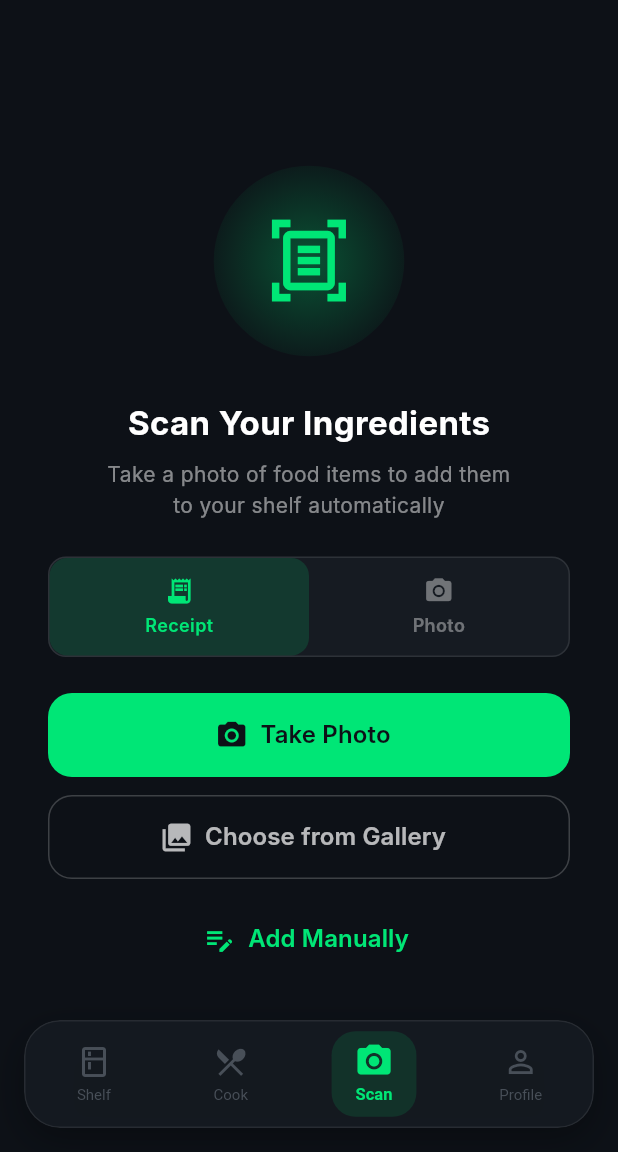
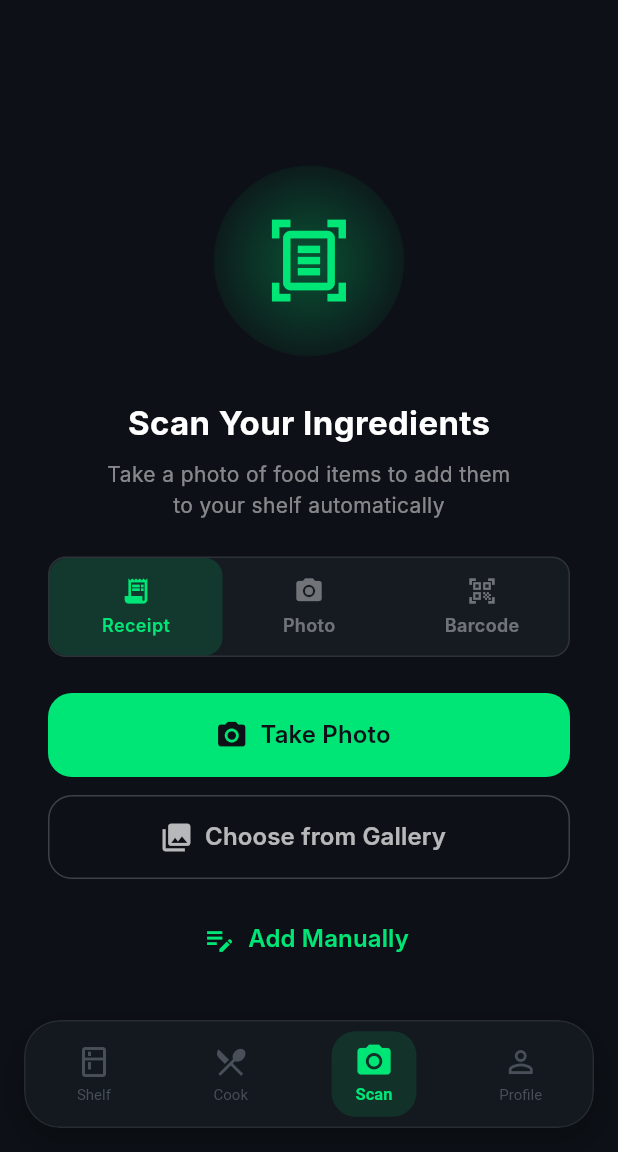
Before and after one commit to shukurillo0526/iFridge, a Flutter app: the screen it shows once a user with an empty profile is signed in, item 3 of the bottom bar chosen, on a phone screen of 412 x 824 dp, the part 84-1236 px from its top. Run offline on Flutter 3.47's test engine with Material 3 defaults, Android fonts, the light colour scheme and no system bars; our stand-ins replace image_picker, supabase_flutter, wakelock_plus; accounts and stored records are empty; network calls fail; Roboto replaces fonts that are missing (Inter).

Commit message:
feat(phase15): add category images, barcode scanning mode, and lookupBarcode API

```diff
--- a/frontend/lib/features/scan/presentation/screens/scan_screen.dart
+++ b/frontend/lib/features/scan/presentation/screens/scan_screen.dart
@@ -27,7 +27,8 @@ class _ScanScreenState extends State<ScanScreen>
   final ApiService _api = ApiService();
 
   bool _scanning = false;
-  bool _isReceiptMode = true;
+  // 0 = Receipt, 1 = Photo, 2 = Barcode
+  int _scanMode = 0;
   Map<String, dynamic>? _results;
   String? _error;
   late AnimationController _pulseController;
@@ -209,69 +210,26 @@ class _ScanScreenState extends State<ScanScreen>
               ),
               child: Row(
                 children: [
-                  Expanded(
-                    child: GestureDetector(
-                      onTap: () => setState(() => _isReceiptMode = true),
-                      child: Container(
-                        padding: const EdgeInsets.symmetric(vertical: 12),
-                        decoration: BoxDecoration(
-                          color: _isReceiptMode
-                              ? AppTheme.accent.withValues(alpha: 0.15)
-                              : Colors.transparent,
-                          borderRadius: BorderRadius.circular(12),
+                  _ModeTab(
+                    icon: Icons.receipt_long,
+                    label: 'Receipt',
+                    isActive: _scanMode == 0,
+                    activeColor: AppTheme.accent,
+                    onTap: () => setState(() => _scanMode = 0),
                   ),
-                        child: Column(
-                          mainAxisSize: MainAxisSize.min,
-                          children: [
-                            Icon(Icons.receipt_long,
-                                color: _isReceiptMode
-                                    ? AppTheme.accent
-                                    : Colors.white38,
-                                size: 20),
-                            const SizedBox(height: 4),
-                            Text('Receipt',
-                                style: TextStyle(
-                                    color: _isReceiptMode
-                                        ? AppTheme.accent
-                                        : Colors.white38,
-                                    fontSize: 12,
-                                    fontWeight: FontWeight.w600)),
-                          ],
+                  _ModeTab(
+                    icon: Icons.photo_camera,
+                    label: 'Photo',
+                    isActive: _scanMode == 1,
+                    activeColor: IFridgeTheme.primary,
+                    onTap: () => setState(() => _scanMode = 1),
                   ),
-                      ),
-                    ),
-                  ),
-                  Expanded(
-                    child: GestureDetector(
-                      onTap: () => setState(() => _isReceiptMode = false),
-                      child: Container(
-                        padding: const EdgeInsets.symmetric(vertical: 12),
-                        decoration: BoxDecoration(
-                          color: !_isReceiptMode
-                              ? IFridgeTheme.primary.withValues(alpha: 0.15)
-                              : Colors.transparent,
-                          borderRadius: BorderRadius.circular(12),
-                        ),
-                        child: Column(
-                          mainAxisSize: MainAxisSize.min,
-                          children: [
-                            Icon(Icons.photo_camera,
-                                color: !_isReceiptMode
-                                    ? IFridgeTheme.primary
-                                    : Colors.white38,
-                                size: 20),
-                            const SizedBox(height: 4),
-                            Text('Photo',
-                                style: TextStyle(
-                                    color: !_isReceiptMode
-                                        ? IFridgeTheme.primary
-                                        : Colors.white38,
-                                    fontSize: 12,
-                                    fontWeight: FontWeight.w600)),
-                          ],
-                        ),
-                      ),
-                    ),
+                  _ModeTab(
+                    icon: Icons.qr_code_scanner,
+                    label: 'Barcode',
+                    isActive: _scanMode == 2,
+                    activeColor: IFridgeTheme.secondary,
+                    onTap: () => setState(() => _scanMode = 2),
                   ),
                 ],
               ),
@@ -280,11 +238,12 @@ class _ScanScreenState extends State<ScanScreen>
             const SizedBox(height: 24),
 
             // Camera button
+            if (_scanMode != 2) ...[
               SizedBox(
                 width: double.infinity,
                 height: 56,
                 child: FilledButton.icon(
-                onPressed: () => _isReceiptMode
+                  onPressed: () => _scanMode == 0
                       ? _captureImage(ImageSource.camera)
                       : _capturePhoto(ImageSource.camera),
                   icon: const Icon(Icons.camera_alt, size: 22),
@@ -300,15 +259,39 @@ class _ScanScreenState extends State<ScanScreen>
                   ),
                 ),
               ),
+            ],
+
+            // Barcode scan button
+            if (_scanMode == 2) ...[
+              SizedBox(
+                width: double.infinity,
+                height: 56,
+                child: FilledButton.icon(
+                  onPressed: _openBarcodeScanner,
+                  icon: const Icon(Icons.qr_code_scanner, size: 22),
+                  label: const Text(
+                    'Scan Barcode',
+                    style: TextStyle(fontSize: 16, fontWeight: FontWeight.w600),
+                  ),
+                  style: FilledButton.styleFrom(
+                    backgroundColor: IFridgeTheme.secondary,
+                    shape: RoundedRectangleBorder(
+                      borderRadius: BorderRadius.circular(16),
+                    ),
+                  ),
+                ),
+              ),
+            ],
 
             const SizedBox(height: 12),
 
             // Gallery button
+            if (_scanMode != 2) ...[
               SizedBox(
                 width: double.infinity,
                 height: 56,
                 child: OutlinedButton.icon(
-                onPressed: () => _isReceiptMode
+                  onPressed: () => _scanMode == 0
                       ? _captureImage(ImageSource.gallery)
                       : _capturePhoto(ImageSource.gallery),
                   icon: Icon(Icons.photo_library,
@@ -329,6 +312,7 @@ class _ScanScreenState extends State<ScanScreen>
                   ),
                 ),
               ),
+            ],
 
             const SizedBox(height: 12),
 
@@ -692,18 +676,23 @@ class _ScanScreenState extends State<ScanScreen>
 
   // ── Manual Entry Form ────────────────────────────────────────────
 
-  void _showManualEntryForm() {
+  void _showManualEntryForm({String? prefillName, String? prefillCategory}) {
     showModalBottomSheet(
       context: context,
       isScrollControlled: true,
       backgroundColor: Colors.transparent,
-      builder: (context) => const _ManualEntryBottomSheet(),
+      builder: (context) => _ManualEntryBottomSheet(
+        prefillName: prefillName,
+        prefillCategory: prefillCategory,
+      ),
     );
   }
 }
 
 class _ManualEntryBottomSheet extends StatefulWidget {
-  const _ManualEntryBottomSheet();
+  final String? prefillName;
+  final String? prefillCategory;
+  const _ManualEntryBottomSheet({this.prefillName, this.prefillCategory});
 
   @override
   State<_ManualEntryBottomSheet> createState() => _ManualEntryBottomSheetState();
@@ -738,6 +727,12 @@ class _ManualEntryBottomSheetState extends State<_ManualEntryBottomSheet> {
   @override
   void initState() {
     super.initState();
+    if (widget.prefillName != null) {
+      _ingredientName = widget.prefillName!;
+    }
+    if (widget.prefillCategory != null && _categories.contains(widget.prefillCategory)) {
+      _category = widget.prefillCategory!;
+    }
     _updateExpiryByCategory(_category);
   }
 
@@ -1051,4 +1046,137 @@ class _ManualEntryBottomSheetState extends State<_ManualEntryBottomSheet> {
       ),
     );
   }
+
+  // ── Barcode Scanner ────────────────────────────────────────────────
+
+  Future<void> _openBarcodeScanner() async {
+    // For web, barcode scanning requires camera access
+    // Show a dialog with a text field to manually enter barcode for now
+    final barcode = await showDialog<String>(
+      context: context,
+      builder: (ctx) {
+        final controller = TextEditingController();
+        return AlertDialog(
+          backgroundColor: AppTheme.surface,
+          title: const Text('Enter Barcode',
+              style: TextStyle(color: Colors.white)),
+          content: TextField(
+            controller: controller,
+            keyboardType: TextInputType.number,
+            style: const TextStyle(color: Colors.white),
+            decoration: InputDecoration(
+              hintText: 'e.g., 8801234567890',
+              hintStyle: TextStyle(color: Colors.white.withValues(alpha: 0.3)),
+              filled: true,
+              fillColor: AppTheme.background,
+              border: OutlineInputBorder(
+                borderRadius: BorderRadius.circular(12),
+                borderSide: BorderSide.none,
+              ),
+            ),
+          ),
+          actions: [
+            TextButton(
+              onPressed: () => Navigator.pop(ctx),
+              child: const Text('Cancel'),
+            ),
+            FilledButton(
+              onPressed: () => Navigator.pop(ctx, controller.text.trim()),
+              style: FilledButton.styleFrom(
+                backgroundColor: IFridgeTheme.secondary,
+              ),
+              child: const Text('Look Up'),
+            ),
+          ],
+        );
+      },
+    );
+
+    if (barcode == null || barcode.isEmpty) return;
+
+    setState(() {
+      _scanning = true;
+      _error = null;
+    });
+
+    try {
+      final result = await _api.lookupBarcode(barcode);
+      if (!mounted) return;
+
+      setState(() => _scanning = false);
+
+      if (result != null && result['product'] != null) {
+        final product = result['product'] as Map<String, dynamic>;
+        // Auto-open manual entry with pre-filled data
+        _showManualEntryForm(
+          prefillName: product['product_name'] as String? ?? barcode,
+          prefillCategory: product['categories'] as String?,
+        );
+      } else {
+        // Product not found — let user add manually
+        ScaffoldMessenger.of(context).showSnackBar(
+          SnackBar(
+            content: Text('No product found for barcode $barcode'),
+            backgroundColor: Colors.orange.shade800,
+          ),
+        );
+        _showManualEntryForm(prefillName: barcode);
       }
+    } catch (e) {
+      if (!mounted) return;
+      setState(() {
+        _scanning = false;
+        _error = 'Barcode lookup failed: $e';
+      });
+    }
+  }
+}
+
+// ── Mode Tab Widget ─────────────────────────────────────────────────
+
+class _ModeTab extends StatelessWidget {
+  final IconData icon;
+  final String label;
+  final bool isActive;
+  final Color activeColor;
+  final VoidCallback onTap;
+
+  const _ModeTab({
+    required this.icon,
+    required this.label,
+    required this.isActive,
+    required this.activeColor,
+    required this.onTap,
+  });
+
+  @override
+  Widget build(BuildContext context) {
+    return Expanded(
+      child: GestureDetector(
+        onTap: onTap,
+        child: Container(
+          padding: const EdgeInsets.symmetric(vertical: 12),
+          decoration: BoxDecoration(
+            color: isActive
+                ? activeColor.withValues(alpha: 0.15)
+                : Colors.transparent,
+            borderRadius: BorderRadius.circular(12),
+          ),
+          child: Column(
+            mainAxisSize: MainAxisSize.min,
+            children: [
+              Icon(icon,
+                  color: isActive ? activeColor : Colors.white38, size: 20),
+              const SizedBox(height: 4),
+              Text(label,
+                  style: TextStyle(
+                      color: isActive ? activeColor : Colors.white38,
+                      fontSize: 12,
+                      fontWeight: FontWeight.w600)),
+            ],
+          ),
+        ),
+      ),
+    );
+  }
+}
--- a/frontend/pubspec.yaml
+++ b/frontend/pubspec.yaml
@@ -39,6 +39,7 @@ dependencies:
   http: ^1.6.0
   http_parser: ^4.1.0
   wakelock_plus: ^1.4.0
+  mobile_scanner: ^6.0.2
 
 dev_dependencies:
   flutter_test:
```
Also changed, not shown: frontend/lib/core/services/api_service.dart (+16 -0 lines), frontend/lib/core/utils/category_images.dart (added, +82 -0 lines), frontend/lib/features/shelf/presentation/widgets/inventory_item_card.dart (+6 -19 lines), frontend/pubspec.lock. Lines whose indentation alone changed are shown as unchanged.
